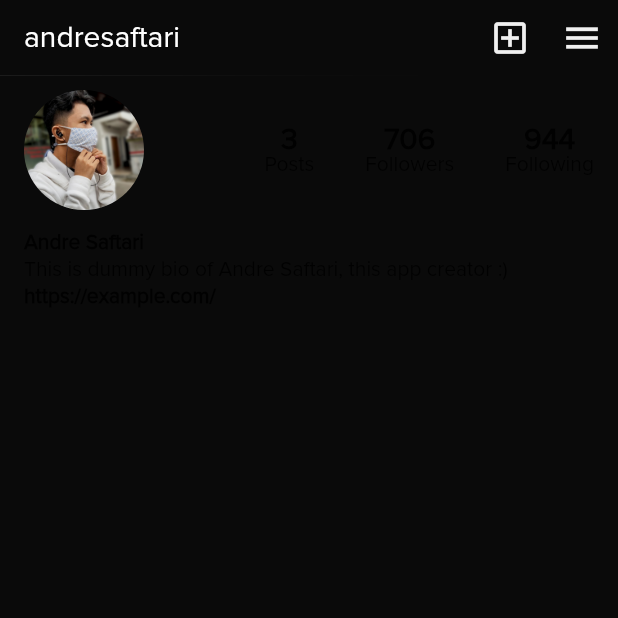
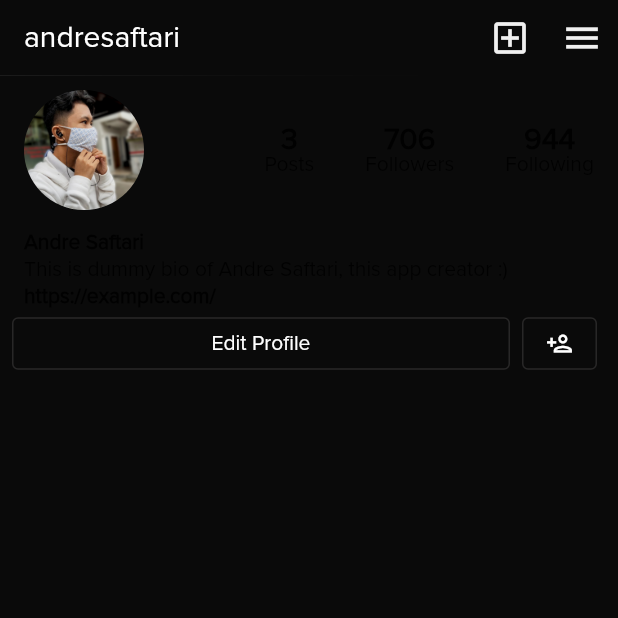
Before and after one commit to andresaftari/instagram_clone, a Flutter app: the ProfilePageViews screen opened directly, on a phone screen of 412 x 824 dp, the top half of it. Run offline on Flutter 3.47's test engine with Material 2 defaults, Android fonts, the phone set to English and light mode, and no system bars; our stand-ins replace get, google_fonts, persistent_bottom_nav_bar; network calls fail.

Commit message:
Update Profile Views and Setup more UI

```diff
--- a/lib/data/domain/client/home_client.dart
+++ b/lib/data/domain/client/home_client.dart
@@ -9,7 +9,7 @@ class HomeClient {
     isFeedLiked.value = !isFeedLiked.value;
   }
 
-  Future getUserStories() async {
+  Future<List<UserStory>> getUserStories() async {
     List<UserStory> listStory = [];
 
     try {
--- a/lib/data/domain/repository/home_repository.dart
+++ b/lib/data/domain/repository/home_repository.dart
@@ -7,7 +7,7 @@ class HomeRepository {
   final HomeClient _homeClient = HomeClient();
   var isFeedLiked = false.obs;
 
-  Future getUserStories() async {
+  Future<List<UserStory>> getUserStories() async {
     return _homeClient.getUserStories();
   }
 
--- a/lib/models/discovery.dart
+++ b/lib/models/discovery.dart
@@ -15,6 +15,6 @@ class Discovery {
 
   @override
   String toString() {
-    return 'Discovery{id: $id, isPhoto: $isPhoto, isReels: $isReels\n}';
+    return 'Discovery{id: $id, isPhoto: $isPhoto, isReels: $isReels}\n';
   }
 }
--- a/lib/themes/theme_color.dart
+++ b/lib/themes/theme_color.dart
@@ -2,5 +2,5 @@ import 'package:flutter/material.dart';
 
 const Color bgDarkMode = Color.fromRGBO(10, 10, 10, 1);
 const Color commentGrey = Color.fromRGBO(178, 177, 185, 1);
-const Color searchFillColor = Color.fromRGBO(40, 39, 39, 1);
+const Color actionFillColor = Color.fromRGBO(40, 39, 39, 1);
 const Color bgLightMode = Color.fromRGBO(240, 240, 240, 1);
--- a/lib/utils/snackbar_util.dart
+++ b/lib/utils/snackbar_util.dart
@@ -2,6 +2,20 @@ import 'package:flutter/material.dart';
 import 'package:get/get.dart';
 
 class SnackbarUtils {
+  static void showEditProfileInDevelopment() => Get.snackbar(
+    'Edit Profile',
+    'Masih dalam pengembangan',
+    duration: Duration(seconds: 2),
+    colorText: Colors.white,
+  );
+
+  static void showDiscoverPeopleInDevelopment() => Get.snackbar(
+    'Discovery People',
+    'Masih dalam pengembangan',
+    duration: Duration(seconds: 2),
+    colorText: Colors.white,
+  );
+
   static void showStoryInDevelopment() => Get.snackbar(
         'Story',
         'Masih dalam pengembangan',
--- a/lib/view/discovery/widgets/search_views.dart
+++ b/lib/view/discovery/widgets/search_views.dart
@@ -28,7 +28,7 @@ class _SearchViewsState extends State<SearchViews> {
           textAlignVertical: TextAlignVertical.bottom,
           decoration: InputDecoration(
             filled: true,
-            fillColor: searchFillColor,
+            fillColor: actionFillColor,
             hintText: 'Search',
             hintStyle: TextStyle(
               color: Color.fromRGBO(157, 157, 157, 1),
--- a/lib/view/home/home_views.dart
+++ b/lib/view/home/home_views.dart
@@ -53,11 +53,7 @@ class _HomePageViewsState extends State<HomePageViews> {
                     )
                   : RefreshIndicator(
                       onRefresh: _refreshFeed,
-                      child: Column(
-                        children: [
-                          buildHomeBody(),
-                        ],
-                      ),
+                      child: buildHomeBody(),
                     );
             },
           ),
--- a/lib/view/profile/profile_views.dart
+++ b/lib/view/profile/profile_views.dart
@@ -26,7 +26,8 @@ class _ProfilePageViewsState extends State<ProfilePageViews> {
         crossAxisAlignment: CrossAxisAlignment.start,
         children: [
           buildProfileData(),
-          buildProfileBio(),
+          buildDummyProfileBio(),
+          editProfileAction(),
         ],
       ),
     );
@@ -117,7 +118,7 @@ class _ProfilePageViewsState extends State<ProfilePageViews> {
     );
   }
 
-  Container buildProfileBio() {
+  Container buildDummyProfileBio() {
     return Container(
       margin: EdgeInsets.only(left: 16, top: 5),
       child: Column(
@@ -146,4 +147,44 @@ class _ProfilePageViewsState extends State<ProfilePageViews> {
       ),
     );
   }
+
+  Padding editProfileAction() {
+    return Padding(
+      padding: const EdgeInsets.symmetric(horizontal: 8),
+      child: Row(
+        children: [
+          ElevatedButton(
+            onPressed: () => SnackbarUtils.showEditProfileInDevelopment(),
+            child: Center(
+              child: Text(
+                'Edit Profile',
+                style: TextStyle(color: Colors.white),
+              ),
+            ),
+            style: ElevatedButton.styleFrom(
+              minimumSize: Size(MediaQuery.of(context).size.width - 80, 35),
+              primary: bgDarkMode,
+              side: BorderSide(color: actionFillColor),
+              elevation: 0,
+            ),
+          ),
+          SizedBox(width: 8),
+          ElevatedButton(
+            onPressed: () => SnackbarUtils.showDiscoverPeopleInDevelopment(),
+            child: Icon(
+              Icons.person_add_outlined,
+              color: Colors.white,
+              size: 18,
+            ),
+            style: ElevatedButton.styleFrom(
+              minimumSize: Size(35, 35),
+              primary: bgDarkMode,
+              side: BorderSide(color: actionFillColor),
+              elevation: 0,
+            ),
+          ),
+        ],
+      ),
+    );
+  }
 }
```
Also changed, not shown: lib/data/domain/client/profile_client.dart (added, +85 -0 lines), lib/data/domain/controller/profile_controller.dart (+23 -0 lines), lib/data/domain/repository/profile_repository.dart (added, +13 -0 lines), lib/models/feeds.dart (+37 -0 lines), lib/view/discovery/discovery_views.dart (+10 -7 lines), lib/view/discovery/widgets/discovery_card.dart (+14 -4 lines), lib/view/profile/widgets/profile_highlights.dart (added, +25 -0 lines), lib/utils/profile_tab_navbar.dart (added), lib/view/profile/widgets/profile_feeds.dart (added), lib/view/profile/widgets/profile_feeds_card.dart (added), lib/view/profile/widgets/profile_highlights_card.dart (added), lib/view/reels/reels_views.dart (added).
